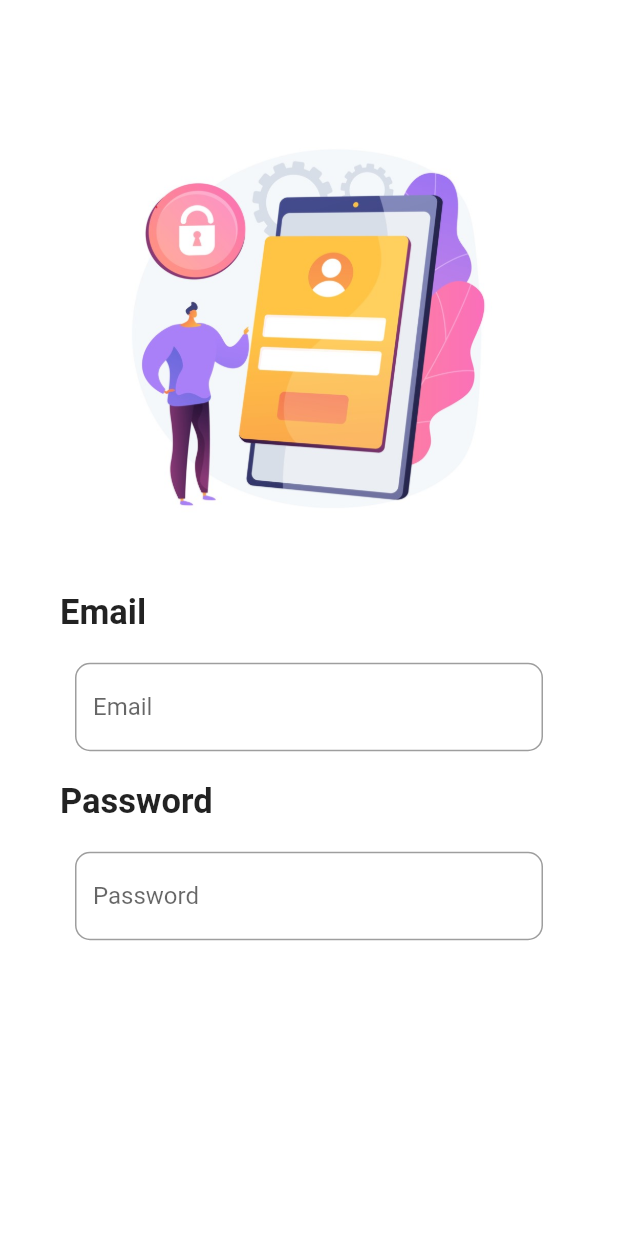
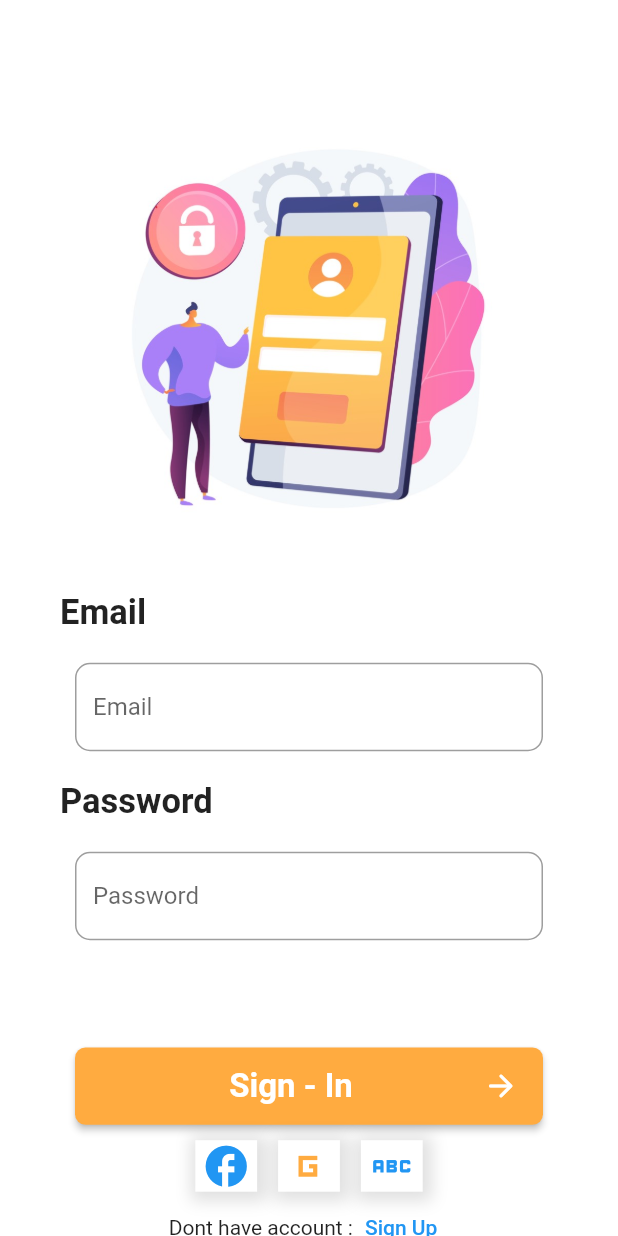
Before and after one commit to flutter-preview/HamzaaJavaid-notification_tutorials, a Flutter app: the screen it shows after launch, on a phone screen of 412 x 824 dp. Run offline on Flutter 3.47's test engine with Material 2 defaults, Android fonts, the phone set to English and light mode, and no system bars; our stand-ins replace intro_slider.

Commit message:
Authentication Screen
Made Login Screen

```diff
--- a/lib/firstScreen.dart
+++ b/lib/firstScreen.dart
@@ -92,7 +92,8 @@ class _firstScreenState extends State<firstScreen> {
                     ),
                     focusedBorder: OutlineInputBorder(
                       borderRadius: BorderRadius.all(Radius.circular(10)),
-                      borderSide: BorderSide(color: Colors.orange,width: 1),
+                      borderSide: BorderSide(color: Colors.green
+                          ,width: 1),
                     ),
                   ),
 
@@ -100,6 +101,118 @@ class _firstScreenState extends State<firstScreen> {
               },
             )
           ),
+          SizedBox(height: MediaQuery.of(context).size.height/16,),
+          Padding(padding: EdgeInsets.symmetric(horizontal: 50),
+          child: MaterialButton(
+            onPressed: (){},
+            child: Row(
+              mainAxisAlignment: MainAxisAlignment.spaceBetween,
+              children: [
+                SizedBox(),
+                Text("Sign - In",style: TextStyle(
+                    color: Colors.white,
+                    fontWeight: FontWeight.bold,
+                    fontSize: 22
+                ),),
+                Icon(Icons.arrow_forward_rounded,color: Colors.white,),
+
+
+              ],
+            ),
+            color: Colors.orangeAccent,
+            height: MediaQuery.of(context).size.height/16,
+            minWidth: MediaQuery.of(context).size.width/1.2,
+            shape: OutlineInputBorder(
+                borderRadius: BorderRadius.all(Radius.circular(7)),
+                borderSide: BorderSide(color: Colors.transparent)
+            ),
+          ),
+          ),
+          SizedBox(height: MediaQuery.of(context).size.height/80,),
+          Row(
+            mainAxisAlignment: MainAxisAlignment.spaceBetween,
+            children: [
+              SizedBox(),
+              Row(
+                children: [
+                  Container(
+
+                    width: MediaQuery.of(context).size.width/10,
+                    height: MediaQuery.of(context).size.height/24,
+                    child: Icon(Icons.facebook , color: Colors.blue,size: 33,),
+                    decoration: BoxDecoration(
+                        color: Colors.white,
+                        boxShadow: [
+                          BoxShadow(
+                            color: Colors.black12,
+                            blurRadius: 8,
+                            spreadRadius: 5,
+                            offset: Offset(2,2),
+                          )
+                        ]
+                    ),
+                  ),
+                  SizedBox(width: 14,),
+                  Container(
+
+                    width: MediaQuery.of(context).size.width/10,
+                    height: MediaQuery.of(context).size.height/24,
+                    child: Icon(Icons.g_mobiledata_sharp , color: Colors.orangeAccent,size: 33,),
+                    decoration: BoxDecoration(
+                        color: Colors.white,
+                        boxShadow: [
+                          BoxShadow(
+                            color: Colors.black12,
+                            blurRadius: 8,
+                            spreadRadius: 5,
+                            offset: Offset(2,2),
+                          )
+                        ]
+                    ),
+                  ),
+                  SizedBox(width: 14,),
+                  Container(
+
+                    width: MediaQuery.of(context).size.width/10,
+                    height: MediaQuery.of(context).size.height/24,
+                    child: Icon(Icons.abc , color: Colors.blue,size: 33,),
+
+                    decoration: BoxDecoration(
+                        color: Colors.white,
+                        boxShadow: [
+                          BoxShadow(
+                            color: Colors.black12,
+                            blurRadius: 8,
+                            spreadRadius: 5,
+                            offset: Offset(2,2),
+                          )
+                        ]
+                    ),
+                  ),
+                ],
+              ),
+              SizedBox(),
+            ],
+          ),
+
+          Row(
+            mainAxisAlignment: MainAxisAlignment.spaceBetween,
+            children: [
+              SizedBox(),
+              Row(
+                children: [
+                  Text('Dont have account :'),
+                  TextButton(onPressed: (){},
+                      child: Text('Sign Up')
+
+                  ),
+                ],
+              ),
+              SizedBox(),
+            ],
+          ),
+
+
 
 
 
--- a/pubspec.yaml
+++ b/pubspec.yaml
@@ -38,6 +38,7 @@ dependencies:
   cupertino_icons: ^1.0.2
   intro_slider: ^4.2.0
   provider: ^6.0.5
+  font_awesome_flutter: ^10.5.0
 
 dev_dependencies:
   flutter_test:
```
